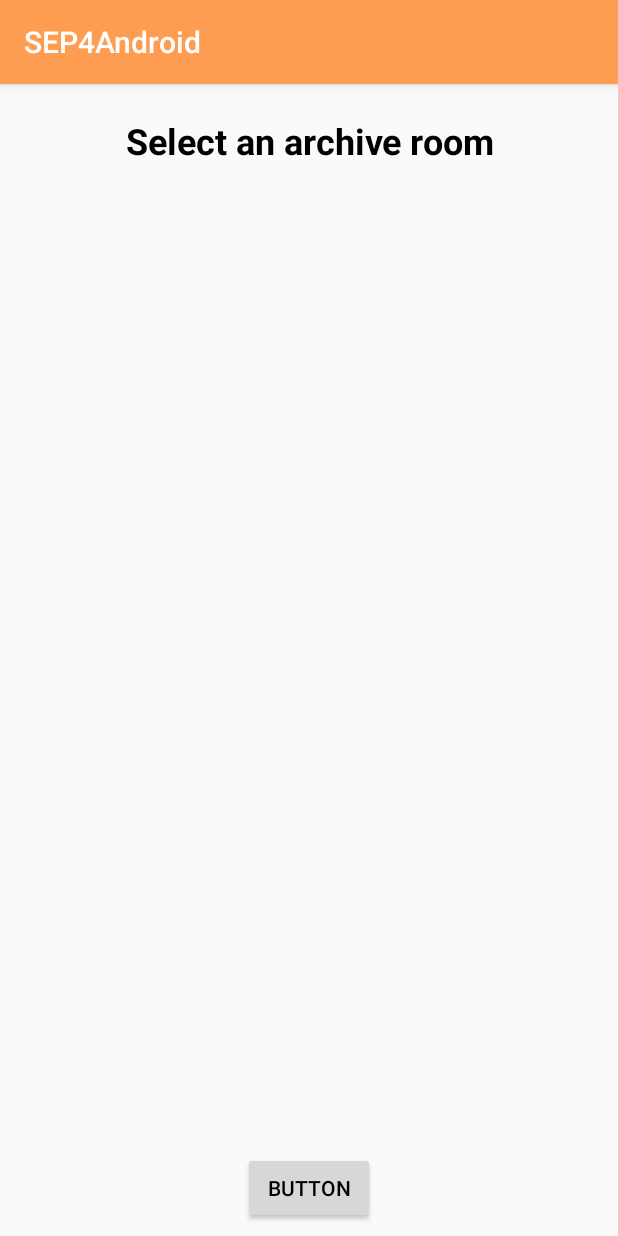
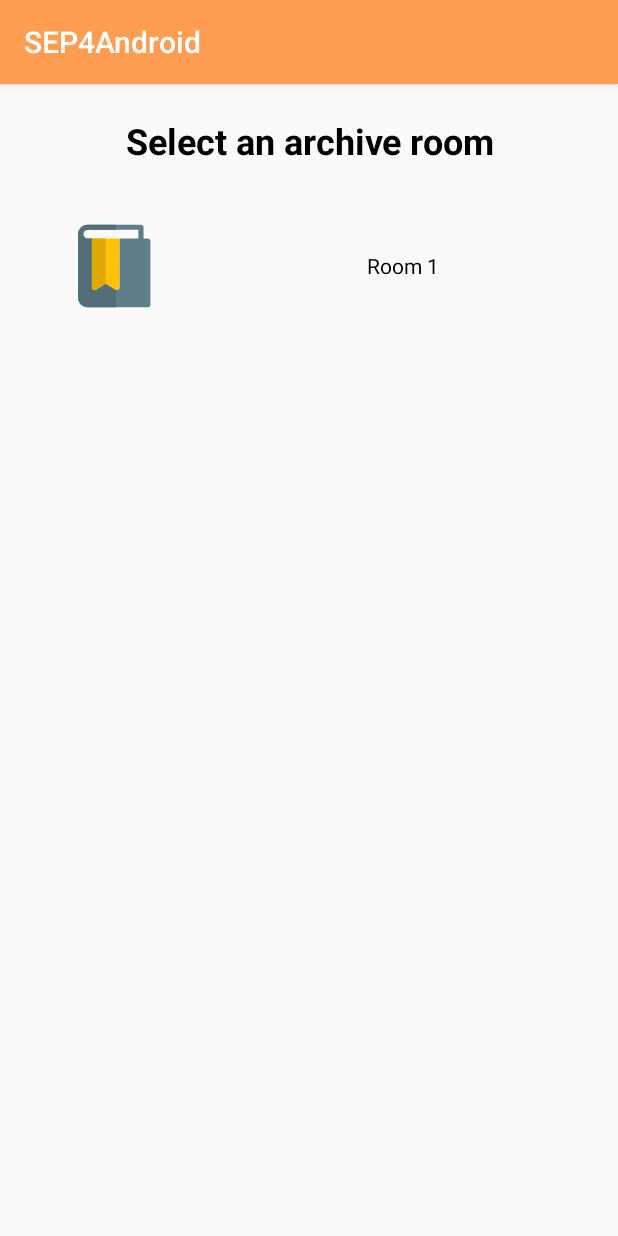
Before and after one commit to ViktoriaKouni/ProjectAndroid, an Android app: the screen it shows after launch (MainActivity), on a phone screen of 412 x 824 dp. Run offline under Robolectric (Android 15) with nearby library versions, the phone set to English and light mode, and no system bars.

Commit message:
view+viewModel+Dao

```diff
--- a/app/src/main/AndroidManifest.xml
+++ b/app/src/main/AndroidManifest.xml
@@ -9,6 +9,7 @@
         android:roundIcon="@mipmap/ic_launcher_round"
         android:supportsRtl="true"
         android:theme="@style/AppTheme">
+        <activity android:name=".Views.CO2Activity"></activity>
         <activity android:name=".Views.MainActivity">
             <intent-filter>
                 <action android:name="android.intent.action.MAIN" />
--- a/app/src/main/java/com/example/sep4android/APIS/ArchiveResponse.java
+++ b/app/src/main/java/com/example/sep4android/APIS/ArchiveResponse.java
@@ -1,15 +1,15 @@
 package com.example.sep4android.APIS;
 
-import com.example.sep4android.Models.Archive;
+import com.example.sep4android.Models.ArchiveRoom;
 
 import java.util.List;
 
 public class ArchiveResponse {
 
-    private List<Archive> archives;
+    private List<ArchiveRoom> archives;
 
 
-    public List<Archive> getAllArchives() {
+    public List<ArchiveRoom> getAllArchives() {
         return archives;
     }
 
--- a/app/src/main/java/com/example/sep4android/Views/MainActivity.java
+++ b/app/src/main/java/com/example/sep4android/Views/MainActivity.java
@@ -2,7 +2,9 @@ package com.example.sep4android.Views;
 
 import androidx.appcompat.app.AppCompatActivity;
 
+import android.content.Intent;
 import android.os.Bundle;
+import android.view.View;
 
 import com.example.sep4android.R;
 
@@ -13,4 +15,11 @@ public class MainActivity extends AppCompatActivity {
         super.onCreate(savedInstanceState);
         setContentView(R.layout.activity_main);
     }
+
+    public void onClickSeeCondition(View v)
+    {
+        Intent intent = new Intent(MainActivity.this, CO2Activity.class);
+        intent.putExtra("roomNumber",1);
+        startActivity(intent);
+    }
 }
--- a/app/src/main/res/layout/activity_main.xml
+++ b/app/src/main/res/layout/activity_main.xml
@@ -11,10 +11,10 @@
         android:layout_width="265dp"
         android:layout_height="43dp"
         android:layout_marginTop="16dp"
+        android:gravity="center"
         android:text="Select an archive room"
         android:textSize="24sp"
         android:textStyle="bold"
-        android:gravity="center"
         app:layout_constraintEnd_toEndOf="parent"
         app:layout_constraintStart_toStartOf="parent"
         app:layout_constraintTop_toTopOf="parent" />
@@ -24,25 +24,36 @@
         android:layout_width="383dp"
         android:layout_height="0dp"
         android:layout_marginStart="8dp"
-        android:layout_marginLeft="8dp"
         android:layout_marginTop="8dp"
         android:layout_marginEnd="8dp"
-        android:layout_marginRight="8dp"
         android:orientation="vertical"
-        app:layout_constraintBottom_toTopOf="@+id/selectRoomButton"
+        app:layout_constraintBottom_toBottomOf="parent"
         app:layout_constraintEnd_toEndOf="parent"
         app:layout_constraintHorizontal_bias="0.4"
         app:layout_constraintStart_toStartOf="parent"
-        app:layout_constraintTop_toBottomOf="@+id/selectRoom"></LinearLayout>
+        app:layout_constraintTop_toBottomOf="@+id/selectRoom">
 
-    <Button
-        android:id="@+id/selectRoomButton"
-        android:layout_width="88dp"
-        android:layout_height="0dp"
-        android:layout_marginBottom="8dp"
-        android:text="Button"
-        app:layout_constraintBottom_toBottomOf="parent"
-        app:layout_constraintEnd_toEndOf="parent"
-        app:layout_constraintStart_toStartOf="parent" />
+        <LinearLayout
+            android:layout_width="match_parent"
+            android:layout_height="wrap_content"
+            android:onClick="onClickSeeCondition"
+            android:orientation="horizontal">
+
+            <ImageView
+                android:id="@+id/imageView"
+                android:layout_width="match_parent"
+                android:layout_height="match_parent"
+                android:layout_weight="4"
+                app:srcCompat="@drawable/ic_launcher_foreground" />
+
+            <TextView
+                android:id="@+id/textView"
+                android:layout_width="match_parent"
+                android:layout_height="match_parent"
+                android:layout_weight="2"
+                android:gravity="center"
+                android:text="Room 1" />
+        </LinearLayout>
+    </LinearLayout>
 
 </androidx.constraintlayout.widget.ConstraintLayout>
--- a/app/src/main/res/values/strings.xml
+++ b/app/src/main/res/values/strings.xml
@@ -1,3 +1,4 @@
 <resources>
     <string name="app_name">SEP4Android</string>
+
 </resources>
```
Also changed, not shown: app/src/main/java/com/example/sep4android/Models/Archive.java (deleted, +0 -16 lines), app/src/main/java/com/example/sep4android/Models/ArchiveDao.java (added, +48 -0 lines), app/src/main/java/com/example/sep4android/Repositories/ArchiveRepository.java (+11 -11 lines), app/src/main/java/com/example/sep4android/ViewModels/CO2ViewModel.java (+21 -1 lines), app/src/main/java/com/example/sep4android/Views/CO2Activity.java (added, +66 -0 lines), app/src/main/res/layout/activity_condition.xml (+43 -47 lines).
